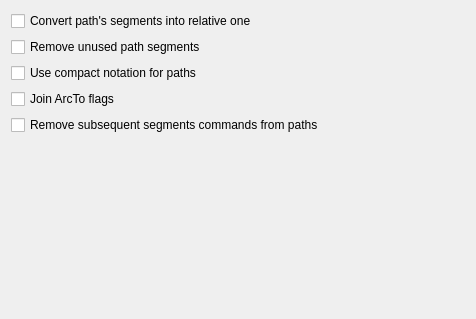
Before: the Qt Designer form src/preferences/pathspage.ui in RazrFalcon/svgcleaner-gui, drawn with Qt 5.
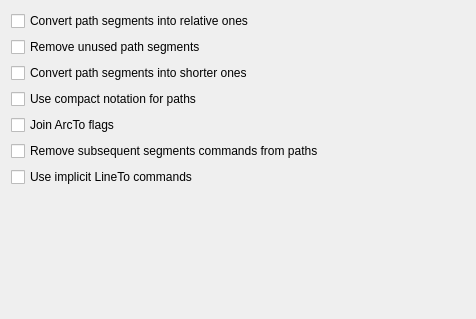
After: the same form once the commit is applied. Custom widgets are drawn as their Qt base class.

```diff
--- a/src/preferences/pathspage.ui
+++ b/src/preferences/pathspage.ui
@@ -17,10 +17,12 @@
    <item>
     <widget class="QCheckBox" name="chBoxToRelative">
      <property name="text">
-      <string>Convert path's segments into relative one</string>
+      <string>Convert path segments into relative ones</string>
      </property>
     </widget>
    </item>
+   <item>
+    <layout class="QVBoxLayout" name="laySegments">
    <item>
     <widget class="QCheckBox" name="chBoxRmUnused">
      <property name="text">
@@ -29,6 +31,15 @@
     </widget>
    </item>
    <item>
+      <widget class="QCheckBox" name="chBoxConvertSegments">
+       <property name="text">
+        <string>Convert path segments into shorter ones</string>
+       </property>
+      </widget>
+     </item>
+    </layout>
+   </item>
+   <item>
     <widget class="QCheckBox" name="chBoxTrimPaths">
      <property name="text">
       <string>Use compact notation for paths</string>
@@ -49,6 +60,13 @@
      </property>
     </widget>
    </item>
+   <item>
+    <widget class="QCheckBox" name="chBoxUseImplicitCommands">
+     <property name="text">
+      <string>Use implicit LineTo commands</string>
+     </property>
+    </widget>
+   </item>
    <item>
     <spacer name="verticalSpacer">
      <property name="orientation">
```
Lines whose indentation alone changed are shown as unchanged.
